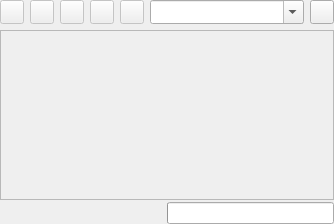
First picture: the form in miniwebbrowser.ui, repository qmc2/qmc2-mame-fe, before the edit.
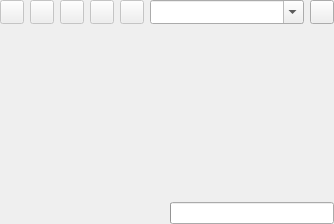
Second picture: the form after the edit. Icons and pictures are not drawn.

Commit message: wip: YouTube video player: layout and UI additions, fix for Qt 4.5 builds

Patch:
```diff
--- a/miniwebbrowser.ui
+++ b/miniwebbrowser.ui
@@ -180,12 +180,6 @@
    </item>
    <item row="1" column="0" colspan="7">
     <layout class="QGridLayout" name="gridLayout">
-     <property name="horizontalSpacing">
-      <number>0</number>
-     </property>
-     <property name="verticalSpacing">
-      <number>2</number>
-     </property>
      <item row="1" column="0">
       <widget class="QLabel" name="labelStatus">
        <property name="sizePolicy">
@@ -230,7 +224,7 @@
         </sizepolicy>
        </property>
        <property name="frameShape">
-        <enum>QFrame::StyledPanel</enum>
+        <enum>QFrame::NoFrame</enum>
        </property>
        <layout class="QGridLayout" name="gridLayoutBrowser">
         <property name="margin">
```
The commit also changes 4 other files.
